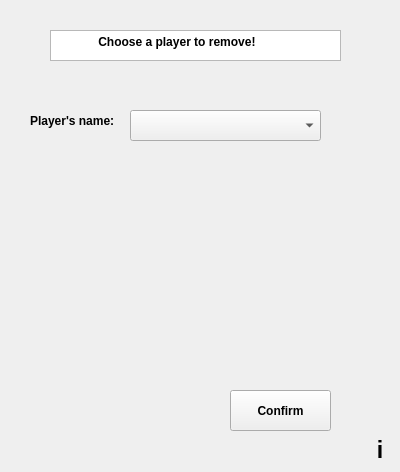
This is removeplayer.ui in TNT57/FootballClubManagementSystem as Qt 5 draws it before an edit. The edited form follows.
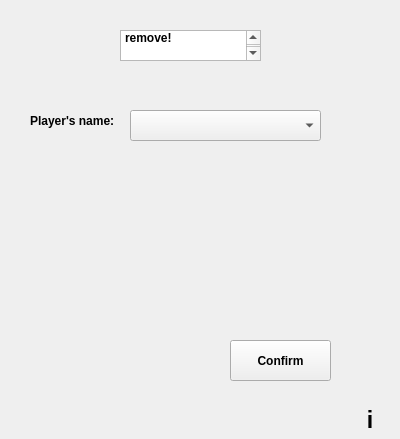
This is the edited form.

The edit to the form file:
```diff
--- a/removeplayer.ui
+++ b/removeplayer.ui
@@ -7,7 +7,7 @@
     <x>0</x>
     <y>0</y>
     <width>400</width>
-    <height>472</height>
+    <height>439</height>
    </rect>
   </property>
   <property name="windowTitle">
@@ -47,9 +47,9 @@
   <widget class="QPlainTextEdit" name="title">
    <property name="geometry">
     <rect>
-     <x>50</x>
+     <x>120</x>
      <y>30</y>
-     <width>291</width>
+     <width>141</width>
      <height>31</height>
     </rect>
    </property>
@@ -62,14 +62,14 @@
     <bool>true</bool>
    </property>
    <property name="plainText">
-    <string>             Choose a player to remove!</string>
+    <string>Choose a player to remove!</string>
    </property>
   </widget>
   <widget class="QPushButton" name="confirmButton">
    <property name="geometry">
     <rect>
      <x>230</x>
-     <y>390</y>
+     <y>340</y>
      <width>101</width>
      <height>41</height>
     </rect>
@@ -89,8 +89,8 @@
   <widget class="QLabel" name="infoLabel">
    <property name="geometry">
     <rect>
-     <x>370</x>
-     <y>440</y>
+     <x>360</x>
+     <y>410</y>
      <width>20</width>
      <height>20</height>
     </rect>
```
